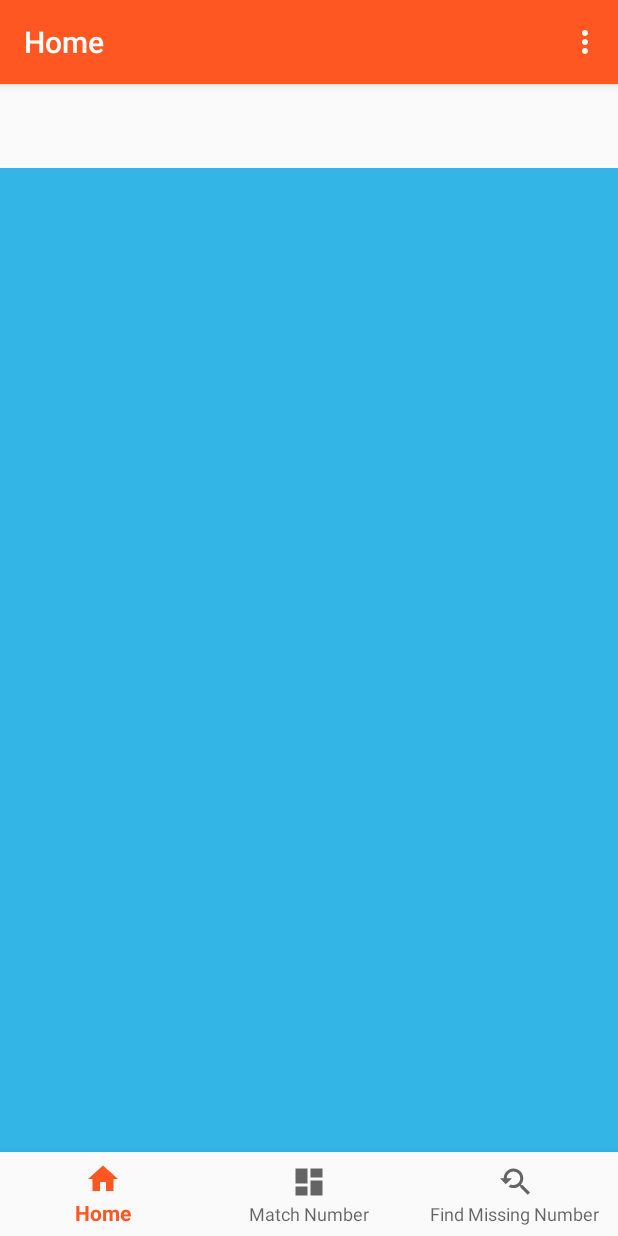
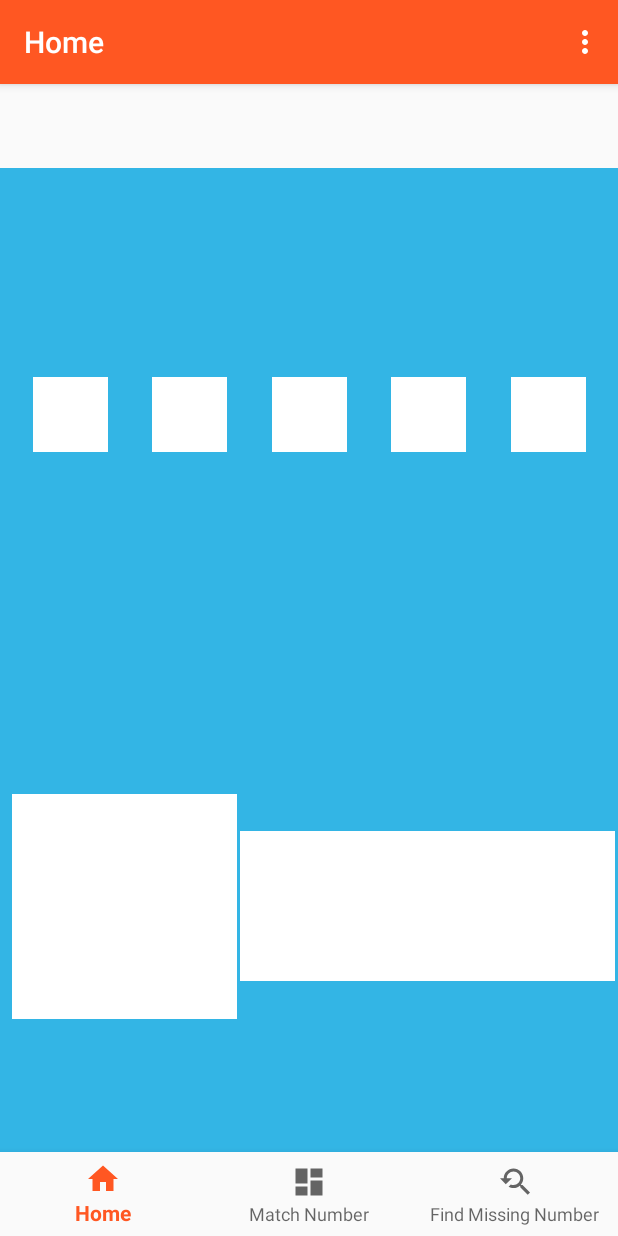
Before and after one commit to anhristian/play-numbers, an Android app: the fragment MissingNumberFragment placed in its activity, on a phone screen of 412 x 824 dp. Run offline under Robolectric (Android 15) with nearby library versions, the phone set to English and light mode, and no system bars; our stand-ins replace Room's generated code, RxJava, navigation-ui.

Commit message:
Working on MissingNumber activity type.

```diff
--- a/app/src/main/java/edu/cnm/deepdive/playnumbers/controller/LearningActivitiesFragment.java
+++ b/app/src/main/java/edu/cnm/deepdive/playnumbers/controller/LearningActivitiesFragment.java
@@ -82,7 +82,7 @@ public class LearningActivitiesFragment extends Fragment {
         break;
       case MATCHING:
         OpenMatching matchingAction = LearningActivitiesFragmentDirections.openMatching(activity.getClassName());
-        Navigation.findNavController(getView()).navigate(matchingAction); //open up masthich fragment and pass name
+        Navigation.findNavController(getView()).navigate(matchingAction); //open up matching fragment and pass name
         break;
     }
   }
--- a/app/src/main/java/edu/cnm/deepdive/playnumbers/controller/MissingNumberFragment.java
+++ b/app/src/main/java/edu/cnm/deepdive/playnumbers/controller/MissingNumberFragment.java
@@ -6,6 +6,7 @@ import android.view.View;
 import android.view.ViewGroup;
 import androidx.annotation.NonNull;
 import androidx.annotation.Nullable;
+import androidx.recyclerview.widget.RecyclerView.ViewHolder;
 import edu.cnm.deepdive.playnumbers.R;
 import edu.cnm.deepdive.playnumbers.model.entity.Activity.Type;
 
@@ -22,6 +23,7 @@ public class MissingNumberFragment extends LearningActivityFragment {
     return super.onCreateView(inflater, container, savedInstanceState);
   }
 
+
   @Override
   public Type getType() {
     return Type.MISSING;
--- a/app/src/main/res/layout/fragment_matching_number.xml
+++ b/app/src/main/res/layout/fragment_matching_number.xml
@@ -89,31 +89,36 @@
           android:id="@+id/count_image_1"
         android:layout_width="80dp"
         android:layout_height="80dp"
-          android:layout_margin="@dimen/half_margin"/>
+          android:layout_margin="@dimen/half_margin"
+        android:background="@color/cardview_light_background"/>
 
       <ImageView
           android:id="@+id/count_image_2"
         android:layout_width="80dp"
         android:layout_height="80dp"
-          android:layout_margin="@dimen/half_margin"/>
+          android:layout_margin="@dimen/half_margin"
+        android:background="@color/cardview_light_background"/>
 
       <ImageView
           android:id="@+id/count_image_3"
         android:layout_width="80dp"
         android:layout_height="80dp"
-          android:layout_margin="@dimen/half_margin"/>
+          android:layout_margin="@dimen/half_margin"
+        android:background="@color/cardview_light_background"/>
 
       <ImageView
         android:id="@+id/count_image_4"
         android:layout_width="80dp"
         android:layout_height="80dp"
-        android:layout_margin="@dimen/half_margin"/>
+        android:layout_margin="@dimen/half_margin"
+        android:background="@color/cardview_light_background"/>
 
       <ImageView
         android:id="@+id/count_image_5"
         android:layout_width="80dp"
         android:layout_height="80dp"
-        android:layout_margin="@dimen/half_margin"/>
+        android:layout_margin="@dimen/half_margin"
+        android:background="@color/cardview_light_background"/>
 
     </LinearLayout>
 
--- a/app/src/main/res/layout/fragment_missing_number.xml
+++ b/app/src/main/res/layout/fragment_missing_number.xml
@@ -26,7 +26,8 @@
     app:layout_constraintTop_toTopOf="parent"
     app:layout_constraintBottom_toTopOf="@id/horizontal_guideline"
     app:layout_constraintStart_toStartOf="parent"
-    app:layout_constraintEnd_toStartOf="@id/drag_image_2"/>
+    app:layout_constraintEnd_toStartOf="@id/drag_image_2"
+    android:background="@color/cardview_light_background"/>
 
  <ImageView
    android:id="@+id/drag_image_2"
@@ -38,7 +39,8 @@
    app:layout_constraintTop_toTopOf="parent"
    app:layout_constraintBottom_toTopOf="@id/horizontal_guideline"
    app:layout_constraintStart_toEndOf="@id/drag_image_1"
-   app:layout_constraintEnd_toStartOf="@id/drag_image_3"/>
+   app:layout_constraintEnd_toStartOf="@id/drag_image_3"
+   android:background="@color/cardview_light_background"/>
 
   <ImageView
     android:id="@+id/drag_image_3"
@@ -50,7 +52,8 @@
     app:layout_constraintTop_toTopOf="parent"
     app:layout_constraintBottom_toTopOf="@id/horizontal_guideline"
     app:layout_constraintStart_toEndOf="@id/drag_image_2"
-    app:layout_constraintEnd_toStartOf="@id/drag_image_4"/>
+    app:layout_constraintEnd_toStartOf="@id/drag_image_4"
+    android:background="@color/cardview_light_background"/>
 
   <ImageView
     android:id="@+id/drag_image_4"
@@ -62,7 +65,8 @@
     app:layout_constraintTop_toTopOf="parent"
     app:layout_constraintBottom_toTopOf="@id/horizontal_guideline"
     app:layout_constraintStart_toEndOf="@id/drag_image_3"
-    app:layout_constraintEnd_toStartOf="@id/drag_image_5"/>
+    app:layout_constraintEnd_toStartOf="@id/drag_image_5"
+    android:background="@color/cardview_light_background"/>
 
   <ImageView
     android:id="@+id/drag_image_5"
@@ -74,19 +78,85 @@
     app:layout_constraintTop_toTopOf="parent"
     app:layout_constraintBottom_toTopOf="@id/horizontal_guideline"
     app:layout_constraintStart_toEndOf="@id/drag_image_4"
-    app:layout_constraintEnd_toEndOf="parent"/>
+    app:layout_constraintEnd_toEndOf="parent"
+    android:background="@color/cardview_light_background"/>
 
 
   <ImageView
     android:id="@+id/image_face"
-    android:layout_width="100dp"
-    android:layout_height="100dp"
+    android:layout_width="150dp"
+    android:layout_height="150dp"
     app:layout_constraintTop_toBottomOf="@id/horizontal_guideline"
     app:layout_constraintBottom_toBottomOf="parent"
     app:layout_constraintStart_toStartOf="parent"
     android:layout_margin="@dimen/margin_dimens"
     app:layout_constraintHorizontal_chainStyle="packed"
+    android:background="@color/cardview_light_background"
     />
+
+  <TableLayout
+    android:id="@+id/place_drag_number"
+    android:layout_width="wrap_content"
+    android:layout_height="wrap_content"
+    android:background="@color/cardview_light_background"
+    app:layout_constraintTop_toBottomOf="@id/horizontal_guideline"
+    app:layout_constraintBottom_toBottomOf="parent"
+    app:layout_constraintStart_toEndOf="@id/image_face"
+    app:layout_constraintEnd_toEndOf="parent">
+  <TableRow>
+    <TextView
+      android:id="@+id/index_position_1"
+      android:layout_column="1"
+      android:padding="@dimen/half_margin"
+      android:layout_height="50dp"
+      android:layout_width="50dp"/>
+    <TextView
+      android:id="@+id/index_position_2"
+      android:padding="@dimen/half_margin"
+      android:layout_height="50dp"
+      android:layout_width="50dp"/>
+    <TextView
+      android:id="@+id/index_position_3"
+      android:padding="@dimen/half_margin"
+      android:layout_height="50dp"
+      android:layout_width="50dp"/>
+    <TextView
+      android:id="@+id/index_position_4"
+      android:padding="@dimen/half_margin"
+      android:layout_height="50dp"
+      android:layout_width="50dp"/>
+    <TextView
+      android:id="@+id/index_position_5"
+      android:padding="@dimen/half_margin"
+      android:layout_height="50dp"
+      android:layout_width="50dp"/>
+  </TableRow>
+
+    <TableRow>
+    <TextView
+      android:id="@+id/index_position_6"
+      android:layout_column="2"
+      android:padding="@dimen/half_margin"
+      android:layout_height="50dp"
+      android:layout_width="50dp"/>
+      <TextView
+        android:id="@+id/index_position_7"
+        android:padding="@dimen/half_margin"
+        android:layout_height="50dp"
+        android:layout_width="50dp"/>
+      <TextView
+        android:id="@+id/index_position_8"
+        android:padding="@dimen/half_margin"
+        android:layout_height="50dp"
+        android:layout_width="50dp"/>
+      <TextView
+        android:id="@+id/index_position_9"
+        android:padding="@dimen/half_margin"
+        android:layout_height="50dp"
+        android:layout_width="50dp"/>
+
+  </TableRow>
+  </TableLayout>
 
 <!--<RelativeLayout
   android:layout_width="wrap_content"
```
Also changed, not shown: app/src/main/res/drawable/train.png (added).
